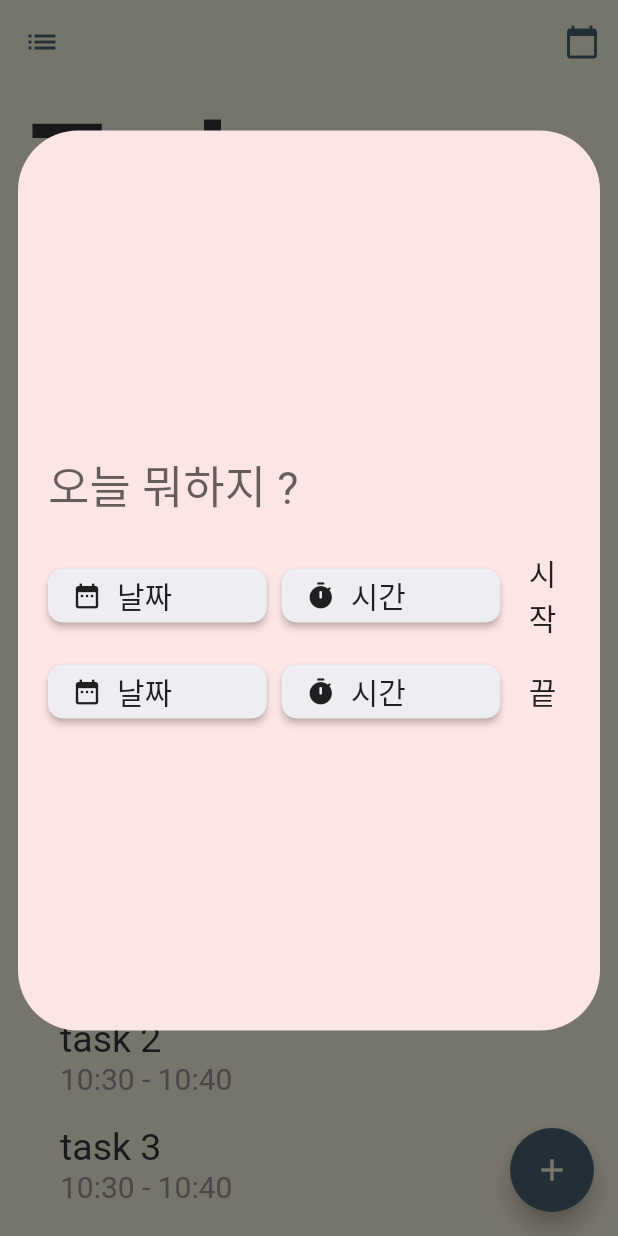
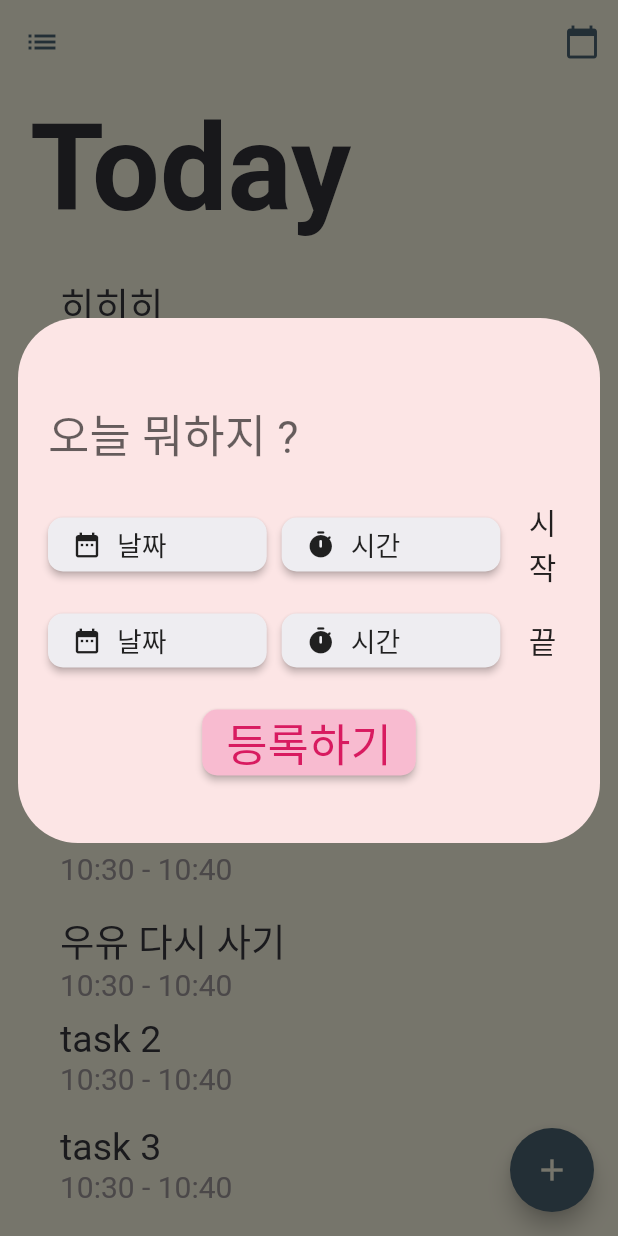
Before and after one commit to klize/today, a Flutter app: the screen it shows after launch, after a tap on the "add" icon, on a phone screen of 412 x 824 dp. Run offline on Flutter 3.47's test engine with Material 2 defaults, Android fonts, the phone set to English and light mode, and no system bars; our stand-ins replace flutter_datetime_picker, table_calendar; Roboto replaces fonts that are missing (GamjaFlower).

Commit message:
input page layout

```diff
--- a/lib/components/datetime_picker_row.dart
+++ b/lib/components/datetime_picker_row.dart
@@ -4,6 +4,8 @@ import 'package:today/components/picker_button.dart';
 
 class DateTimePickerRow extends StatefulWidget {
   final String tail;
+  GlobalKey dateButtonKey = GlobalKey();
+  GlobalKey timeButtonKey = GlobalKey();
 
   DateTimePickerRow({this.tail});
 
@@ -13,7 +15,12 @@ class DateTimePickerRow extends StatefulWidget {
 
 class _DateTimePickerRowState extends State<DateTimePickerRow> {
   String _date_str = "날짜";
+  DateTime _date;
   String _time_str = "시간";
+  DateTime _time;
+
+  String makeDateStr(DateTime date) => '${date.year}.${date.month}.${date.day}';
+  String makeTimeStr(DateTime time) => '${time.hour} 시 ${time.minute} 분';
 
   @override
   Widget build(BuildContext context) {
@@ -22,6 +29,7 @@ class _DateTimePickerRowState extends State<DateTimePickerRow> {
         Expanded(
           flex: 4,
           child: PickerButton(
+            key: widget.dateButtonKey,
             leadingIcon: Icon(
               Icons.date_range,
               size: 20,
@@ -38,7 +46,8 @@ class _DateTimePickerRowState extends State<DateTimePickerRow> {
                 maxTime: DateTime(2022, 12, 31),
                 onConfirm: (date) {
                   print('confirm $date');
-                  _date_str = '${date.year}.${date.month}.${date.day}';
+                  _date = date;
+                  _date_str = makeDateStr(date);
                   setState(() {});
                 },
                 currentTime: DateTime.now(),
@@ -53,6 +62,7 @@ class _DateTimePickerRowState extends State<DateTimePickerRow> {
         Expanded(
             flex: 4,
             child: PickerButton(
+              key: widget.timeButtonKey,
               leadingIcon: Icon(
                 Icons.timer_rounded,
                 size: 20,
@@ -68,7 +78,8 @@ class _DateTimePickerRowState extends State<DateTimePickerRow> {
                   showSecondsColumn: false,
                   onConfirm: (time) {
                     print('confirm $time');
-                    _time_str = '${time.hour} 시 ${time.minute} 분';
+                    _time = time;
+                    _time_str = makeTimeStr(time);
                     setState(() {});
                   },
                   currentTime: DateTime.now(),
--- a/lib/components/picker_button.dart
+++ b/lib/components/picker_button.dart
@@ -6,7 +6,8 @@ class PickerButton extends StatelessWidget {
   final Function onPressed;
   final String inside_text;
 
-  PickerButton({this.leadingIcon, this.onPressed, this.inside_text});
+  PickerButton({Key key, this.leadingIcon, this.onPressed, this.inside_text})
+      : super(key: key);
 
   @override
   Widget build(BuildContext context) {
@@ -27,7 +28,7 @@ class PickerButton extends StatelessWidget {
                 inside_text,
                 style: TextStyle(
                   fontFamily: "GamjaFlower",
-                  fontSize: 20,
+                  fontSize: 18,
                 ),
               ),
             ),
--- a/lib/screens/today.dart
+++ b/lib/screens/today.dart
@@ -73,7 +73,11 @@ class TodayScreen extends StatelessWidget {
             pageBuilder: (context, __, ___) {
               return Align(
                 alignment: Alignment.center,
-                child: TaskRegister(),
+                child: SafeArea(
+                  child: Container(
+                      padding: MediaQuery.of(context).viewInsets,
+                      child: TaskRegister()),
+                ),
               );
             },
             transitionBuilder: (_, anim, __, child) {
--- a/lib/widgets/task_register.dart
+++ b/lib/widgets/task_register.dart
@@ -16,7 +16,7 @@ class _TaskRegisterState extends State<TaskRegister> {
       elevation: 0,
       child: Container(
         padding: EdgeInsets.symmetric(vertical: 20, horizontal: 20),
-        height: 600,
+        height: 350,
         child: Column(
           mainAxisAlignment: MainAxisAlignment.center,
           children: [
@@ -47,6 +47,26 @@ class _TaskRegisterState extends State<TaskRegister> {
             DateTimePickerRow(
               tail: "끝",
             ),
+            Container(
+              padding: EdgeInsets.only(top: 20),
+              child: RaisedButton(
+                onPressed: () {
+                  Navigator.pop(context);
+                },
+                color: Colors.pink[100],
+                shape: RoundedRectangleBorder(
+                  borderRadius: BorderRadius.circular(10.0),
+                ),
+                child: Text(
+                  '등록하기',
+                  style: TextStyle(
+                    fontSize: 30,
+                    fontFamily: 'GamjaFlower',
+                    color: Colors.pink[600],
+                  ),
+                ),
+              ),
+            ),
           ],
         ),
         margin: EdgeInsets.only(bottom: 50, left: 12, right: 12),
```
